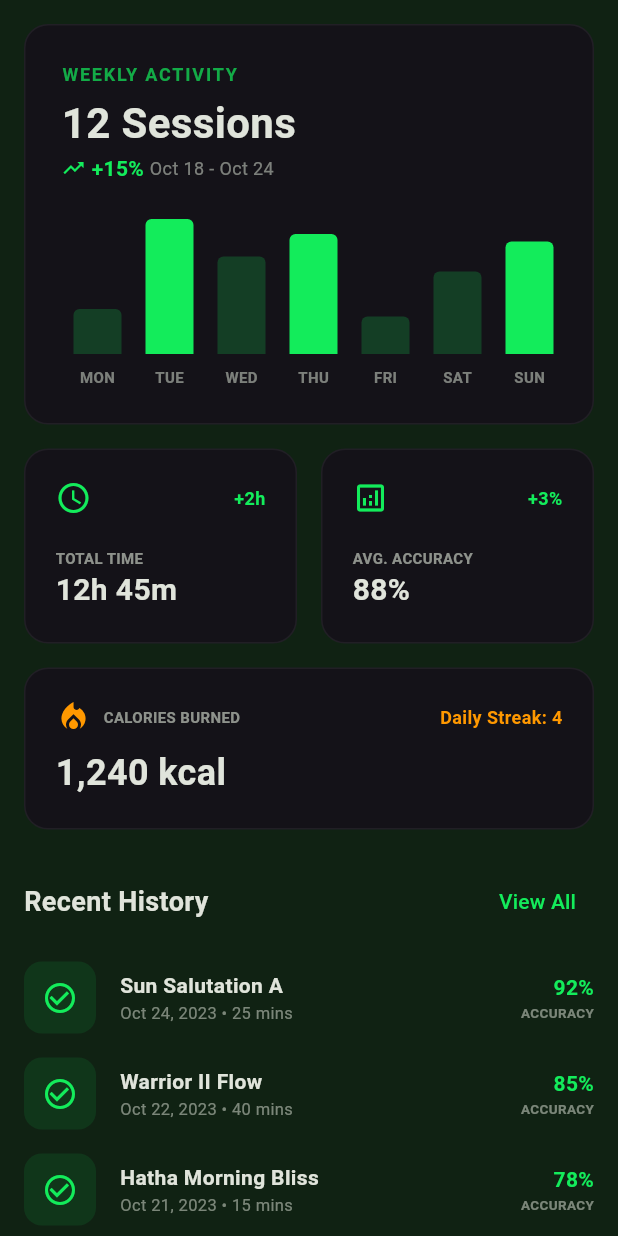
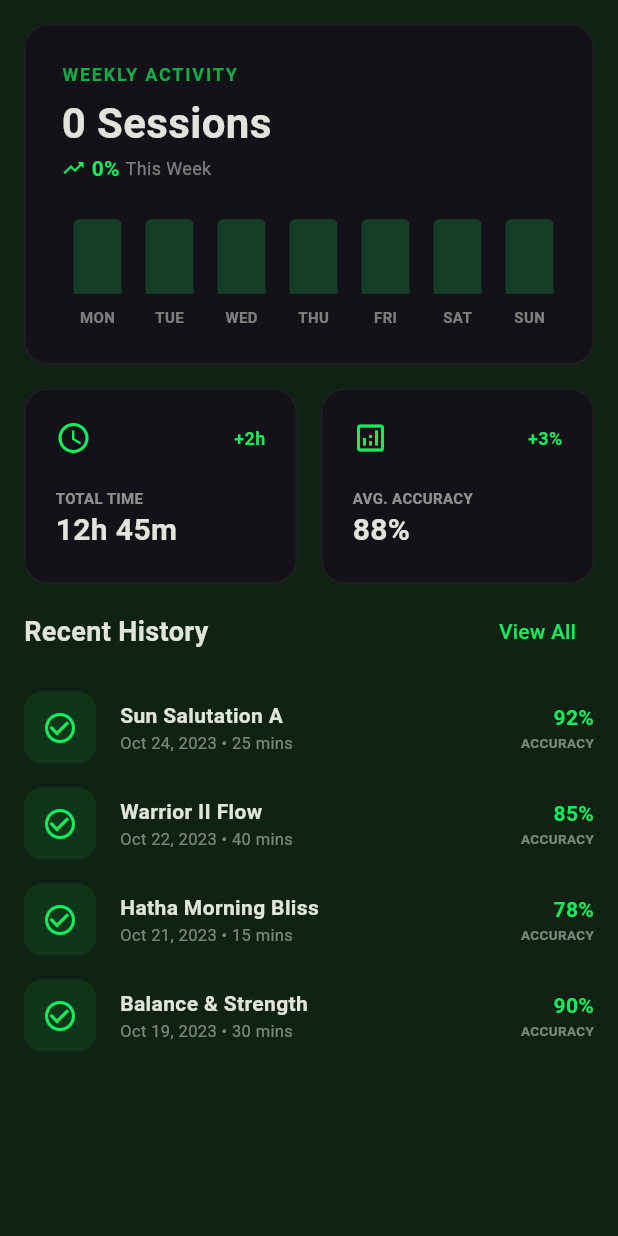
Before and after one commit to TAHAABID77/yoga_mentore, a Flutter app: the YogaProgressPage screen opened by its route, on a phone screen of 412 x 824 dp. Run offline on Flutter 3.47's test engine with Material 3 defaults, Android fonts, the phone set to English and light mode, and no system bars; our stand-ins replace image_picker.

Commit message:
third commit

```diff
--- a/lib/Screens/progresspage.dart
+++ b/lib/Screens/progresspage.dart
@@ -1,8 +1,21 @@
 import 'package:flutter/material.dart';
 
 /// Yeh screen user ke yoga safar (progress) aur statistics ko dikhaati hai
-class YogaProgressPage extends StatelessWidget {
+class YogaProgressPage extends StatefulWidget {
   const YogaProgressPage({super.key});
+
+  @override
+  State<YogaProgressPage> createState() => _YogaProgressPageState();
+}
+
+class _YogaProgressPageState extends State<YogaProgressPage> {
+  // Weekly bar heights — all set to 50%
+  final List<double> _barHeights = [0.5, 0.5, 0.5, 0.5, 0.5, 0.5, 0.5];
+
+  @override
+  void dispose() {
+    super.dispose();
+  }
 
   @override
   Widget build(BuildContext context) {
@@ -62,14 +75,6 @@ class YogaProgressPage extends StatelessWidget {
                       '+5%',
                     ),
                 ]),
-              ),
-            ),
-
-            // Health metrics overview - Calorie aur Streak card
-            SliverToBoxAdapter(
-              child: Padding(
-                padding: const EdgeInsets.all(16.0),
-                child: _buildStreakCard(context, isWideScreen),
               ),
             ),
 
@@ -147,6 +152,8 @@ class YogaProgressPage extends StatelessWidget {
     final theme = Theme.of(context);
     final primaryColor = theme.primaryColor;
 
+    const days = ['MON', 'TUE', 'WED', 'THU', 'FRI', 'SAT', 'SUN'];
+
     return Container(
       padding: EdgeInsets.all(isWideScreen ? 32 : 24),
       decoration: BoxDecoration(
@@ -176,7 +183,7 @@ class YogaProgressPage extends StatelessWidget {
           ),
           const SizedBox(height: 4),
           Text(
-            '12 Sessions',
+            '0 Sessions',
             style: TextStyle(
               color: theme.colorScheme.onSurface,
               fontSize: 28,
@@ -188,14 +195,14 @@ class YogaProgressPage extends StatelessWidget {
               Icon(Icons.trending_up, color: primaryColor, size: 16),
               const SizedBox(width: 4),
               Text(
-                '+15% ',
+                '0% ',
                 style: TextStyle(
                   color: primaryColor,
                   fontWeight: FontWeight.bold,
                 ),
               ),
               Text(
-                'Oct 18 - Oct 24',
+                'This Week',
                 style: TextStyle(
                   color: theme.colorScheme.onSurfaceVariant.withValues(
                     alpha: 0.6,
@@ -212,15 +219,15 @@ class YogaProgressPage extends StatelessWidget {
             child: Row(
               mainAxisAlignment: MainAxisAlignment.spaceBetween,
               crossAxisAlignment: CrossAxisAlignment.end,
-              children: [
-                _buildBar(context, 0.3, 'MON', isWideScreen),
-                _buildBar(context, 0.9, 'TUE', isWideScreen, isFull: true),
-                _buildBar(context, 0.65, 'WED', isWideScreen),
-                _buildBar(context, 0.8, 'THU', isWideScreen, isFull: true),
-                _buildBar(context, 0.25, 'FRI', isWideScreen),
-                _buildBar(context, 0.55, 'SAT', isWideScreen),
-                _buildBar(context, 0.75, 'SUN', isWideScreen, isFull: true),
-              ],
+              children: List.generate(7, (index) {
+                return _buildBar(
+                  context,
+                  _barHeights[index],
+                  days[index],
+                  isWideScreen,
+                  isFull: _barHeights[index] > 0.7,
+                );
+              }),
             ),
           ),
         ],
@@ -228,7 +235,7 @@ class YogaProgressPage extends StatelessWidget {
     );
   }
 
-  /// Individual bar component for the activity chart
+  /// Individual bar component for the activity chart (animated)
   Widget _buildBar(
     BuildContext context,
     double heightFactor,
@@ -244,7 +251,9 @@ class YogaProgressPage extends StatelessWidget {
       child: Column(
         mainAxisAlignment: MainAxisAlignment.end,
         children: [
-          Container(
+          AnimatedContainer(
+            duration: const Duration(milliseconds: 600),
+            curve: Curves.easeInOut,
             width: isWideScreen ? 40 : 32,
             height: 100 * heightFactor,
             decoration: BoxDecoration(
@@ -342,72 +351,6 @@ class YogaProgressPage extends StatelessWidget {
     );
   }
 
-  /// Card highlighting calorie and streak information
-  Widget _buildStreakCard(BuildContext context, bool isWideScreen) {
-    final theme = Theme.of(context);
-    return Container(
-      padding: const EdgeInsets.all(20),
-      decoration: BoxDecoration(
-        color: theme.cardColor,
-        borderRadius: BorderRadius.circular(16),
-        border: Border.all(color: theme.dividerColor.withValues(alpha: 0.1)),
-        boxShadow: [
-          if (theme.brightness == Brightness.light)
-            BoxShadow(
-              color: Colors.black.withValues(alpha: 0.05),
-              blurRadius: 10,
-              offset: const Offset(0, 4),
-            ),
-        ],
-      ),
-      child: Column(
-        children: [
-          Row(
-            mainAxisAlignment: MainAxisAlignment.spaceBetween,
-            children: [
-              Row(
-                children: [
-                  const Icon(Icons.local_fire_department, color: Colors.orange),
-                  const SizedBox(width: 8),
-                  Text(
-                    'CALORIES BURNED'.toUpperCase(),
-                    style: TextStyle(
-                      color: theme.colorScheme.onSurfaceVariant.withValues(
-                        alpha: 0.7,
-                      ),
-                      fontSize: 10,
-                      fontWeight: FontWeight.bold,
-                    ),
-                  ),
-                ],
-              ),
-              const Text(
-                'Daily Streak: 4',
-                style: TextStyle(
-                  color: Colors.orange,
-                  fontSize: 12,
-                  fontWeight: FontWeight.bold,
-                ),
-              ),
-            ],
-          ),
-          const SizedBox(height: 8),
-          Align(
-            alignment: Alignment.centerLeft,
-            child: Text(
-              '1,240 kcal',
-              style: TextStyle(
-                color: theme.colorScheme.onSurface,
-                fontSize: 24,
-                fontWeight: FontWeight.bold,
-              ),
-            ),
-          ),
-        ],
-      ),
-    );
-  }
-
   /// Individual history record item component
   Widget _buildHistoryItem(
     BuildContext context,
--- a/lib/Screens/real_time.dart
+++ b/lib/Screens/real_time.dart
@@ -1,8 +1,34 @@
 import 'package:flutter/material.dart';
+import 'package:image_picker/image_picker.dart';
 
 /// Yeh page real-time yoga feedback dikhane ke liye hai
-class YogaPracticePage extends StatelessWidget {
+class YogaPracticePage extends StatefulWidget {
   const YogaPracticePage({super.key});
+
+  @override
+  State<YogaPracticePage> createState() => _YogaPracticePageState();
+}
+
+class _YogaPracticePageState extends State<YogaPracticePage> {
+  final ImagePicker _picker = ImagePicker();
+
+  /// Gallery se image pick karta hai
+  Future<void> _pickImageFromGallery() async {
+    final XFile? image = await _picker.pickImage(source: ImageSource.gallery);
+    if (image != null) {
+      // Image selected: image.path
+      debugPrint('Gallery image selected: ${image.path}');
+    }
+  }
+
+  /// Camera open karta hai real-time feedback ke liye
+  Future<void> _openCamera() async {
+    final XFile? photo = await _picker.pickImage(source: ImageSource.camera);
+    if (photo != null) {
+      // Photo captured: photo.path
+      debugPrint('Camera photo captured: ${photo.path}');
+    }
+  }
 
   @override
   Widget build(BuildContext context) {
@@ -79,9 +105,7 @@ class YogaPracticePage extends StatelessWidget {
                         width: double.infinity,
                         height: 60,
                         child: OutlinedButton.icon(
-                          onPressed: () {
-                            // TODO: Implement upload functionality
-                          },
+                          onPressed: _pickImageFromGallery,
                           icon: const Icon(
                             Icons.cloud_upload_outlined,
                             color: Colors.white,
@@ -111,9 +135,7 @@ class YogaPracticePage extends StatelessWidget {
                         width: double.infinity,
                         height: 60,
                         child: ElevatedButton.icon(
-                          onPressed: () {
-                            // TODO: Implement real-time camera feed
-                          },
+                          onPressed: _openCamera,
                           icon: const Icon(
                             Icons.videocam_outlined,
                             color: Colors.black,
```
Also changed, not shown: lib/Screens/admindashboard.dart (added).
